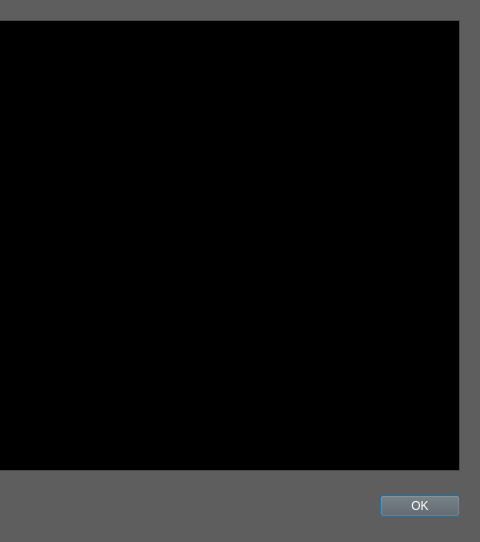
Old version of the form consoledialog.ui in the repository ladecadence/ASHAB-Telemetry; both pictures show x 441 to 921 and y 0 to 542 of the 921 by 542 pixel window.
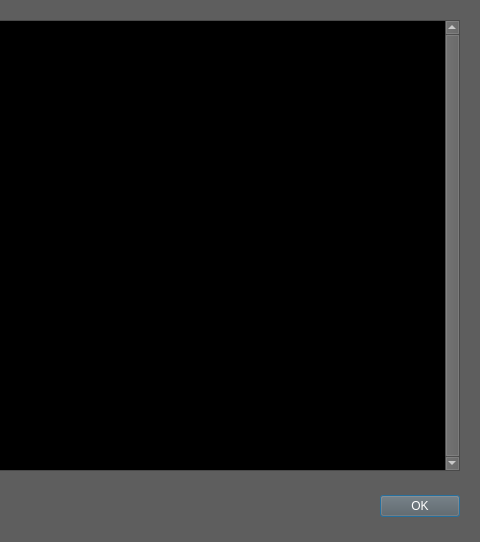
New version of the form.

What changed in the file:
```diff
--- a/consoledialog.ui
+++ b/consoledialog.ui
@@ -458,6 +458,9 @@
      <family>Monospace</family>
     </font>
    </property>
+   <property name="verticalScrollBarPolicy">
+    <enum>Qt::ScrollBarAlwaysOn</enum>
+   </property>
    <property name="readOnly">
     <bool>true</bool>
    </property>
```
